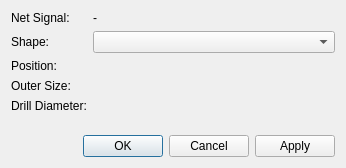
LibrePCB/LibrePCB, file libs/librepcb/editor/project/boardeditor/boardviapropertiesdialog.ui: the form before one commit.
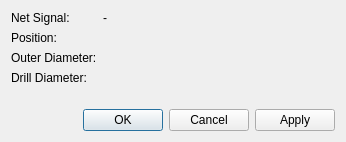
The form after the commit. Custom widgets are drawn as their Qt base class.

Commit message: Remove support for non-circular via shapes

The edit to the form file:
```diff
--- a/libs/librepcb/editor/project/boardeditor/boardviapropertiesdialog.ui
+++ b/libs/librepcb/editor/project/boardeditor/boardviapropertiesdialog.ui
@@ -7,7 +7,7 @@
     <x>0</x>
     <y>0</y>
     <width>346</width>
-    <height>168</height>
+    <height>142</height>
    </rect>
   </property>
   <property name="windowTitle">
@@ -34,23 +34,13 @@
       </widget>
      </item>
      <item row="1" column="0">
-      <widget class="QLabel" name="label">
-       <property name="text">
-        <string>Shape:</string>
-       </property>
-      </widget>
-     </item>
-     <item row="1" column="1">
-      <widget class="QComboBox" name="cbxShape"/>
-     </item>
-     <item row="2" column="0">
       <widget class="QLabel" name="label_5">
        <property name="text">
         <string>Position:</string>
        </property>
       </widget>
      </item>
-     <item row="2" column="1">
+     <item row="1" column="1">
       <layout class="QHBoxLayout" name="horizontalLayout">
        <item>
         <widget class="librepcb::editor::LengthEdit" name="edtPosX" native="true"/>
@@ -60,14 +50,17 @@
        </item>
       </layout>
      </item>
-     <item row="3" column="0">
+     <item row="2" column="0">
       <widget class="QLabel" name="label_2">
        <property name="text">
-        <string>Outer Size:</string>
+        <string>Outer Diameter:</string>
        </property>
       </widget>
      </item>
-     <item row="4" column="0">
+     <item row="2" column="1">
+      <widget class="librepcb::editor::PositiveLengthEdit" name="edtSize" native="true"/>
+     </item>
+     <item row="3" column="0">
       <widget class="QLabel" name="label_3">
        <property name="text">
         <string>Drill Diameter:</string>
@@ -75,9 +68,6 @@
       </widget>
      </item>
      <item row="3" column="1">
-      <widget class="librepcb::editor::PositiveLengthEdit" name="edtSize" native="true"/>
-     </item>
-     <item row="4" column="1">
       <widget class="librepcb::editor::PositiveLengthEdit" name="edtDrillDiameter" native="true"/>
      </item>
     </layout>
```
Left out of the diff: 1 changed line with no effect on the pictures. The commit also changes 16 other files.
